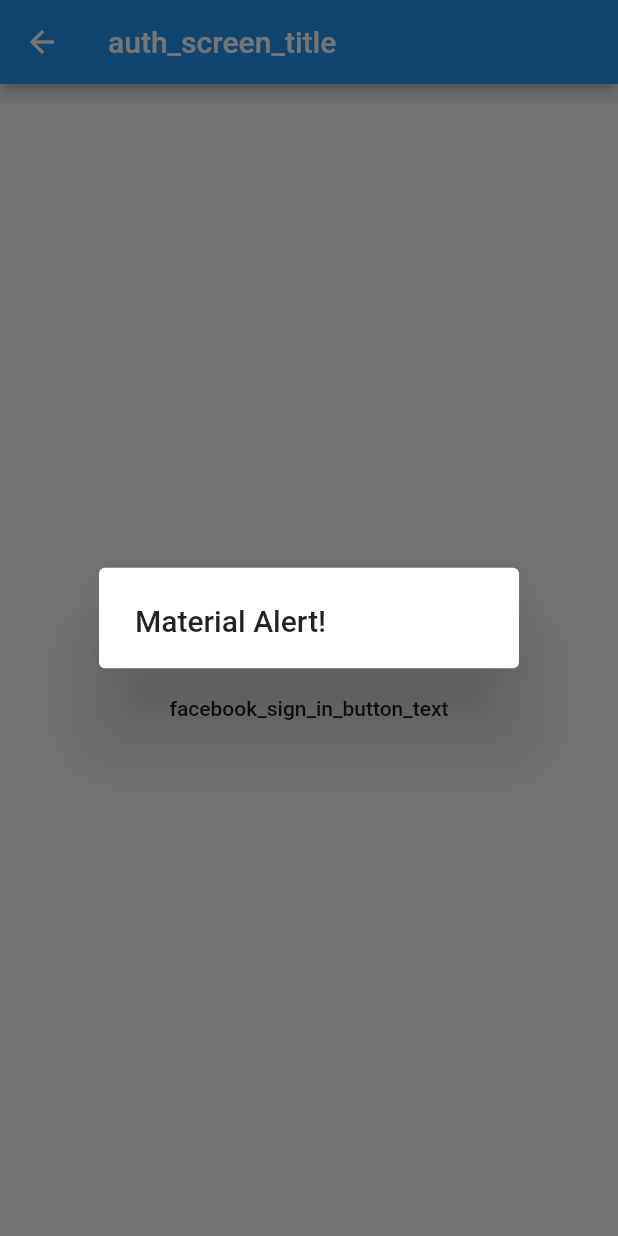
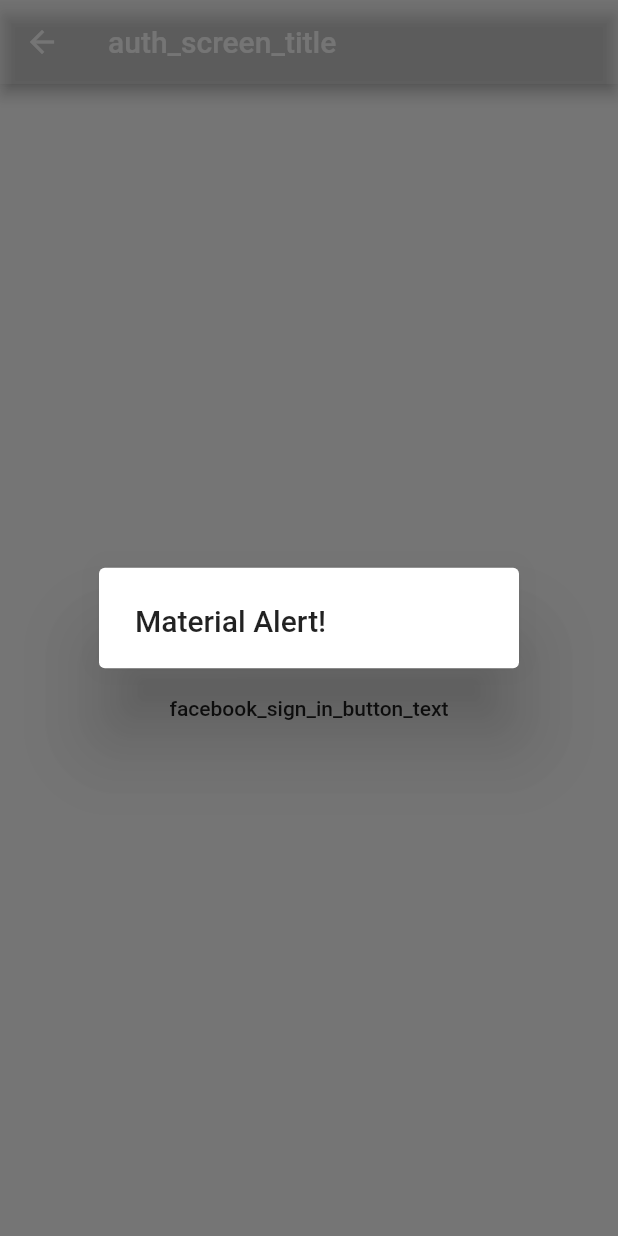
Before and after one commit to Rekrutiv/weather_app-development, a Flutter app: the AuthScreen screen opened directly, after a tap on "google_sign_in_button_text", on a phone screen of 412 x 824 dp. Run offline on Flutter 3.47's test engine with Material 2 defaults, Android fonts, the phone set to English and light mode, and no system bars; our stand-ins replace bloc, easy_localization, equatable, flutter_bloc, geocoding, geolocator and 5 more; accounts and stored records are empty; network calls fail.

Commit message:
add theme with bloc

```diff
--- /dev/null
+++ b/lib/bloc/theme/theme_cubit.dart
@@ -0,0 +1,10 @@
+import 'package:bloc/bloc.dart';
+import 'package:flutter/material.dart';
+import 'package:weather_app/ui/global/theme_data.dart';
+part 'theme_state.dart';
+
+class ThemeCubit extends Cubit<ThemeState> {
+  ThemeCubit() : super(ThemeState(isDarkThemeOn: true));
+
+  void toggleSwitch(bool value) => emit(state.copyWith(changeState: value));
+}
--- /dev/null
+++ b/lib/bloc/theme/theme_state.dart
@@ -0,0 +1,17 @@
+part of 'theme_cubit.dart';
+
+class ThemeState {
+  final bool isDarkThemeOn;
+  ThemeData? theme;
+  ThemeState({required this.isDarkThemeOn}) {
+    if (isDarkThemeOn) {
+      theme = appThemeData[AppTheme.DarkAppTheme];
+    } else {
+      theme = appThemeData[AppTheme.LightAppTheme];
+    }
+  }
+
+  ThemeState copyWith({  bool? changeState}) {
+    return ThemeState(isDarkThemeOn: changeState ?? isDarkThemeOn);
+  }
+}
--- a/lib/ui/global/theme.dart
+++ /dev/null
@@ -1,8 +0,0 @@
-import 'package:flutter/material.dart';
-
-final defaultTheme = _buildTheme();
-
-ThemeData _buildTheme() {
-  final ThemeData base = ThemeData.light();
-  return base;
-}
--- /dev/null
+++ b/lib/ui/global/theme_data.dart
@@ -0,0 +1,27 @@
+import 'package:flutter/material.dart';
+
+enum AppTheme {
+  LightAppTheme,
+  DarkAppTheme,
+}
+
+final appThemeData = {
+  AppTheme.DarkAppTheme: ThemeData(
+    scaffoldBackgroundColor: Colors.white24,
+    primaryColor: Colors.redAccent,
+    appBarTheme: AppBarTheme(color: Colors.white24),
+
+    textTheme: TextTheme(
+      headline3: TextStyle().copyWith(color: Colors.white,fontSize: 14),
+
+    ),
+  ),
+  AppTheme.LightAppTheme: ThemeData(
+    scaffoldBackgroundColor: Colors.white,
+    primaryColor: Colors.greenAccent,
+    appBarTheme: AppBarTheme(color: Colors.lightBlueAccent),
+    textTheme: TextTheme(
+      headline3: TextStyle().copyWith(color: Colors.black,fontSize: 14),
+    ),
+  ),
+};
```
Also changed, not shown: lib/main.dart (+9 -2 lines), lib/ui/home_screen/home_screen.dart (+32 -14 lines).
